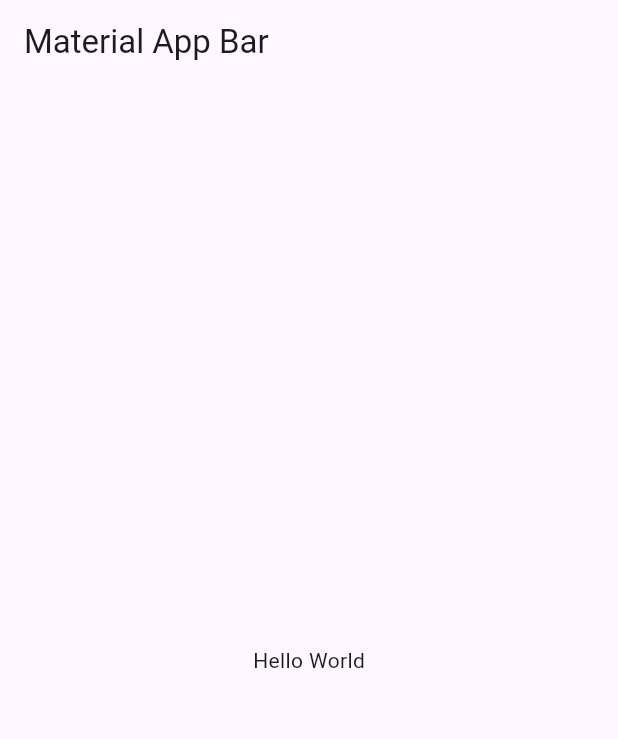
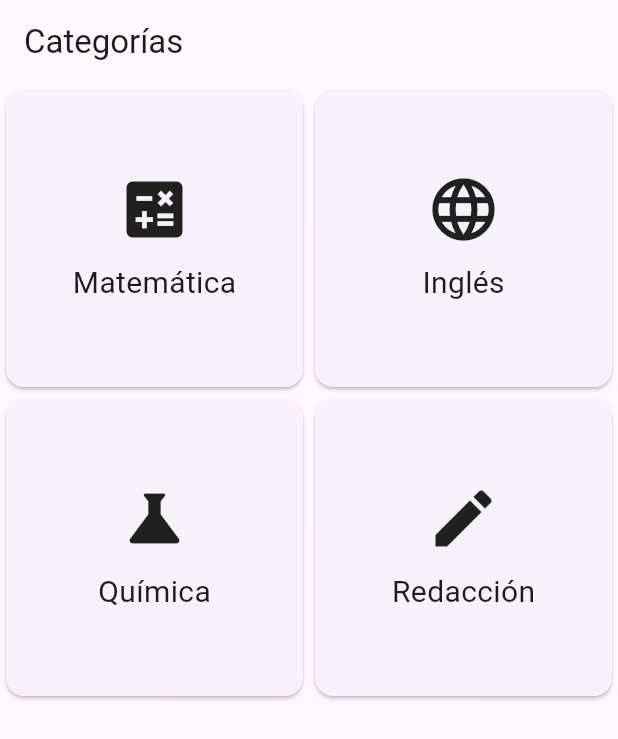
Before and after one commit to KICKFURY/interactive_learning, a Flutter app: the screen it shows after launch, on a phone screen of 412 x 824 dp. Shown: the top 739 px of the screen. Run offline on Flutter 3.47's test engine with Material 3 defaults, Android fonts, the phone set to English and light mode, and no system bars.

Commit message:
Estructura Inicial

```diff
--- a/lib/main.dart
+++ b/lib/main.dart
@@ -1,4 +1,6 @@
 import 'package:flutter/material.dart';
+import 'package:interactive_learning/view/secciones_screen.dart';
+import 'package:interactive_learning/view/home_screen.dart';
 
 void main() => runApp(const MyApp());
 
@@ -8,15 +10,14 @@ class MyApp extends StatelessWidget {
   @override
   Widget build(BuildContext context) {
     return MaterialApp(
+      debugShowCheckedModeBanner: false,
       title: 'Material App',
-      home: Scaffold(
-        appBar: AppBar(
-          title: const Text('Material App Bar'),
-        ),
-        body: const Center(
-          child: Text('Hello World'),
-        ),
-      ),
+      home: const HomeScreen(),
+      routes: {
+        'SeccionesScreen': (context) => SectionScreen(
+              category: 'Test',
+            ),
+      },
     );
   }
 }
--- a/lib/view/home_screen.dart
+++ b/lib/view/home_screen.dart
@@ -0,0 +1,24 @@
+import 'package:flutter/material.dart';
+import 'package:interactive_learning/view/widgets/category_card.dart';
+
+class HomeScreen extends StatelessWidget {
+  const HomeScreen({super.key});
+
+  @override
+  Widget build(BuildContext context) {
+    return Scaffold(
+      appBar: AppBar(
+        title: Text('Categorías'),
+      ),
+      body: GridView.count(
+        crossAxisCount: 2,
+        children: <Widget>[
+          CategoryCard(title: 'Matemática', icon: Icons.calculate),
+          CategoryCard(title: 'Inglés', icon: Icons.language),
+          CategoryCard(title: 'Química', icon: Icons.science),
+          CategoryCard(title: 'Redacción', icon: Icons.edit),
+        ],
+      ),
+    );
+  }
+}
--- /dev/null
+++ b/lib/view/widgets/category_card.dart
@@ -0,0 +1,27 @@
+import 'package:flutter/material.dart';
+
+class CategoryCard extends StatelessWidget {
+  final String title;
+  final IconData icon;
+
+  CategoryCard({required this.title, required this.icon});
+
+  @override
+  Widget build(BuildContext context) {
+    return Card(
+      child: InkWell(
+        onTap: () {
+          Navigator.pushNamed(context, 'SeccionesScreen');
+        },
+        child: Column(
+          mainAxisAlignment: MainAxisAlignment.center,
+          children: <Widget>[
+            Icon(icon, size: 50),
+            SizedBox(height: 10),
+            Text(title, style: TextStyle(fontSize: 20)),
+          ],
+        ),
+      ),
+    );
+  }
+}
```
Also changed, not shown: lib/view/categoria_screen.dart (added, +29 -0 lines), lib/view/secciones_screen.dart (added, +24 -0 lines), lib/view/widgets/seccion_card.dart (added, +22 -0 lines).
